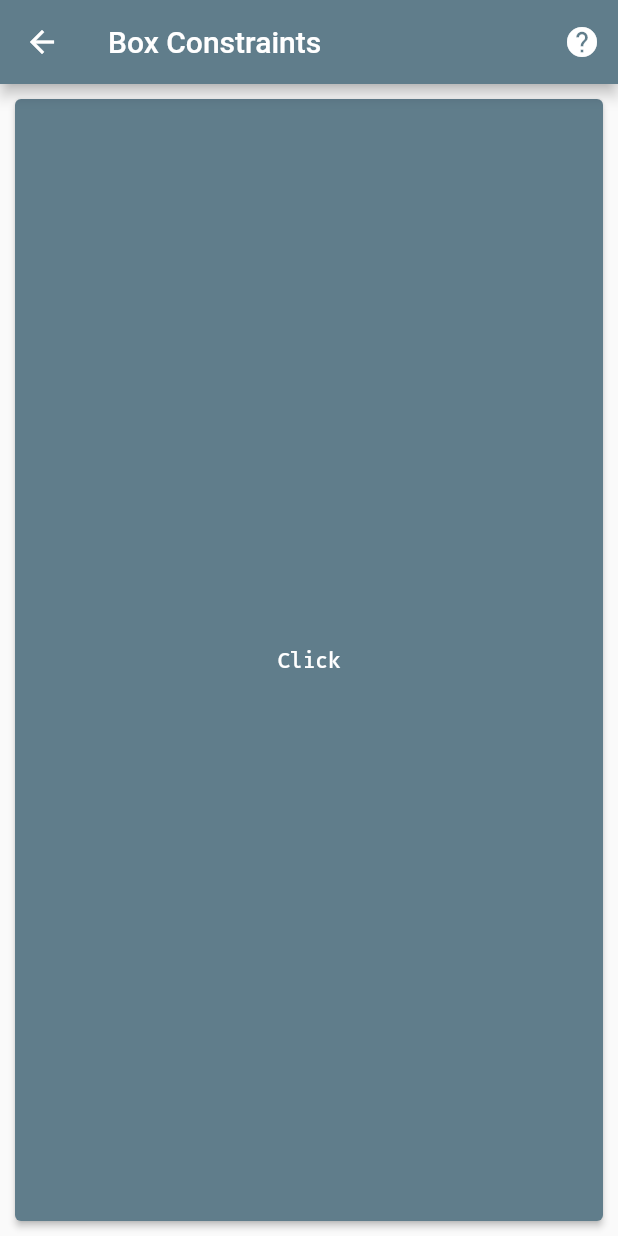
After one commit to nguyenlambuu/flutter100days, a Flutter app: the Day48BoxConstraints screen opened directly, on a phone screen of 412 x 824 dp. The commit adds this screen. Run offline on Flutter 3.47's test engine with Material 2 defaults, Android fonts, the light colour scheme and no system bars; our stand-ins replace get, google_fonts.

Commit message:
Box Constraints

```diff
--- a/_100_/lib/routes/routes.dart
+++ b/_100_/lib/routes/routes.dart
@@ -45,6 +45,7 @@ import '../screens/day_044_animated_positioned.dart';
 import '../screens/day_045_animated_padding.dart';
 import '../screens/day_046_indexed_stack.dart';
 import '../screens/day_047_semantics.dart';
+import '../screens/day_048_box_constraints.dart';
 
 Map _routes = {
   "SafeArea": Day1SafeArea(),
@@ -94,6 +95,7 @@ Map _routes = {
   "AnimatedPadding": Day45AnimatedPadding(),
   "IndexedStack": Day46IndexedStack(),
   "Semantics": Day47Semantics(),
+  "BoxConstraints": Day48BoxConstraints(),
 };
 
 get routes {
--- /dev/null
+++ b/_100_/lib/screens/day_048_box_constraints.dart
@@ -0,0 +1,31 @@
+import 'package:flutter/material.dart';
+
+import '../components/help_icon_button.dart';
+
+class Day48BoxConstraints extends StatelessWidget {
+  @override
+  Widget build(BuildContext context) {
+    return Scaffold(
+      appBar: AppBar(
+        title: Text('Box Constraints'),
+        actions: [
+          HelpIconButton(
+              url:
+                  'https://api.flutter.dev/flutter/rendering/BoxConstraints-class.html')
+        ],
+      ),
+      body: SafeArea(
+        child: ConstrainedBox(
+          constraints: BoxConstraints.expand(),
+          child: Padding(
+            padding: const EdgeInsets.all(10.0),
+            child: ElevatedButton(
+              onPressed: () {},
+              child: Text("Click"),
+            ),
+          ),
+        ),
+      ),
+    );
+  }
+}
```
